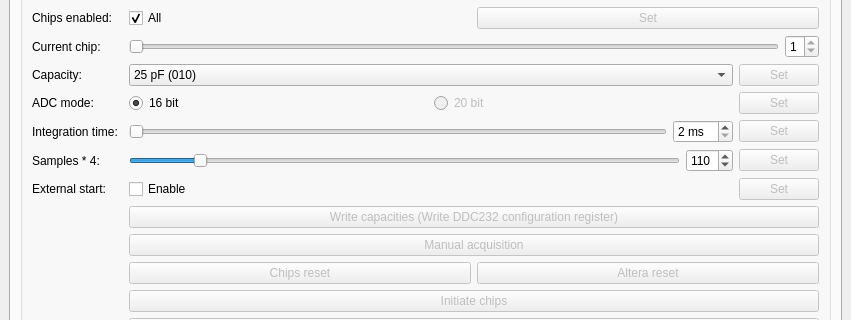
First picture: the form in mainwindow.ui, repository MichaelColonel/ICControl, before the edit; both pictures show x 0 to 851 and y 157 to 477 of the 851 by 670 pixel window.
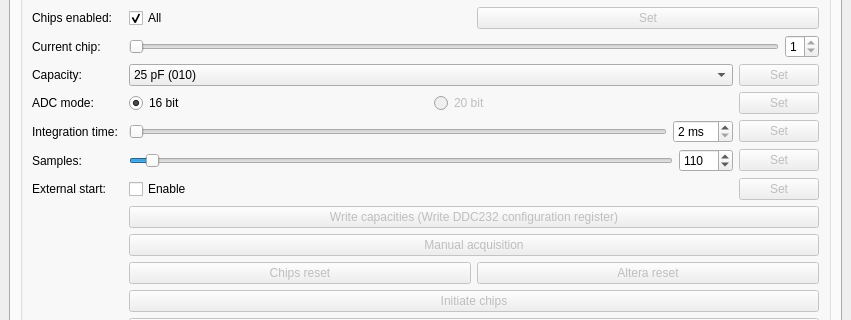
Second picture: the form after the edit. The open tabs and pages were chosen to show the change. Custom widgets are drawn as their Qt base class.

Commit message: Increased number of samples, new chips for new IC

The edit to the form file:
```diff
--- a/mainwindow.ui
+++ b/mainwindow.ui
@@ -102,7 +102,7 @@
              <item row="6" column="0">
               <widget class="QLabel" name="label_20">
                <property name="text">
-                <string>Samples * 4:</string>
+                <string>Samples:</string>
                </property>
               </widget>
              </item>
@@ -183,10 +183,10 @@
                <item>
                 <widget class="QSlider" name="HorizontalSlider_Samples">
                  <property name="minimum">
-                  <number>11</number>
+                  <number>10</number>
                  </property>
                  <property name="maximum">
-                  <number>255</number>
+                  <number>1000</number>
                  </property>
                  <property name="value">
                   <number>40</number>
@@ -202,7 +202,7 @@
                   <number>10</number>
                  </property>
                  <property name="maximum">
-                  <number>256</number>
+                  <number>1000</number>
                  </property>
                  <property name="value">
                   <number>110</number>
```
Left out of the diff: 2 changed lines with no effect on the pictures. The commit also changes 4 other files.
